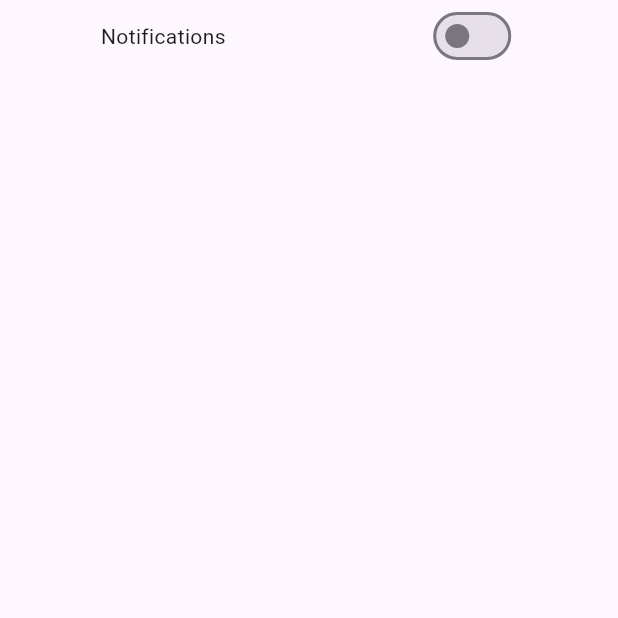
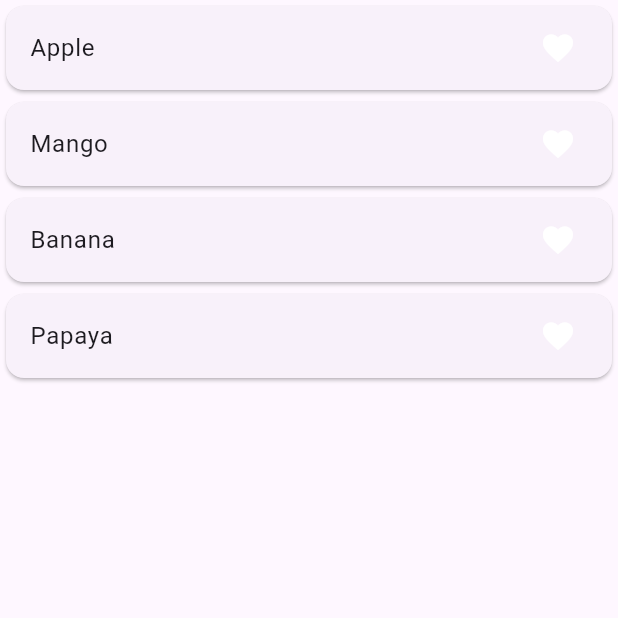
Before and after one commit to saurabh0687/music_duniya, a Flutter app: the screen it shows after launch, on a phone screen of 412 x 824 dp, the top half of it. Run offline on Flutter 3.47's test engine with Material 2 defaults, Android fonts, the phone set to English and light mode, and no system bars; our stand-ins replace get.

Commit message:
using getx

```diff
--- a/lib/controller/Controller.dart
+++ b/lib/controller/Controller.dart
@@ -1,10 +1,14 @@
 import 'package:get/get.dart';
 
 class ExampleController extends GetxController{
-RxBool notifications=false.obs;
-SetNotifications(bool value){
-  notifications.value=value;
-
+ RxList<String> fruitsList=['Apple','Mango','Banana','Papaya'].obs;
+  RxList<dynamic> fav=[].obs;
+addFav(String value){
+ fav.add(value);
+}
+removeFav(String value)
+{
+  fav.remove(value);
 }
 
 }
--- a/lib/home_screen.dart
+++ b/lib/home_screen.dart
@@ -16,20 +16,30 @@ class _HomeScreenState extends State<HomeScreen> {
 
   @override
   Widget build(BuildContext context) {
+    print("build");
     return Scaffold(
 
 
-      body:Row(
-        mainAxisAlignment: MainAxisAlignment.spaceAround,
-        children: [
-        Text("Notifications"),
-       Obx(() => Switch(value: _exampleController.notifications.value, onChanged:(value) {
-           _exampleController.SetNotifications(value);
+      body:ListView.builder(
+        itemCount: _exampleController.fruitsList.length,
+        itemBuilder: (context, index) {
+        return Card(
+          child: ListTile(
+            onTap: () {
+              if(_exampleController.fav.contains(_exampleController.fruitsList[index].toString())){
+                 _exampleController.removeFav(_exampleController.fruitsList[index].toString());
+              }
+              else{
+                 _exampleController.addFav(_exampleController.fruitsList[index].toString());
+              }
+              },
 
-          },),
-        )
 
-      ],)
+            title: Text(_exampleController.fruitsList[index].toString()),
+            trailing: Obx(() =>  Icon(Icons.favorite ,color: _exampleController.fav.contains(_exampleController.fruitsList[index].toString())?Colors.red:Colors.white,)),
+          ),
+        );
+      })
     );
   }
 }
--- a/lib/main.dart
+++ b/lib/main.dart
@@ -14,6 +14,7 @@ class MyApp extends StatelessWidget {
   @override
   Widget build(BuildContext context) {
     return GetMaterialApp(
+      debugShowCheckedModeBanner: false,
       title: 'Flutter Demo',
       theme: ThemeData(
         // This is the theme of your application.
```
